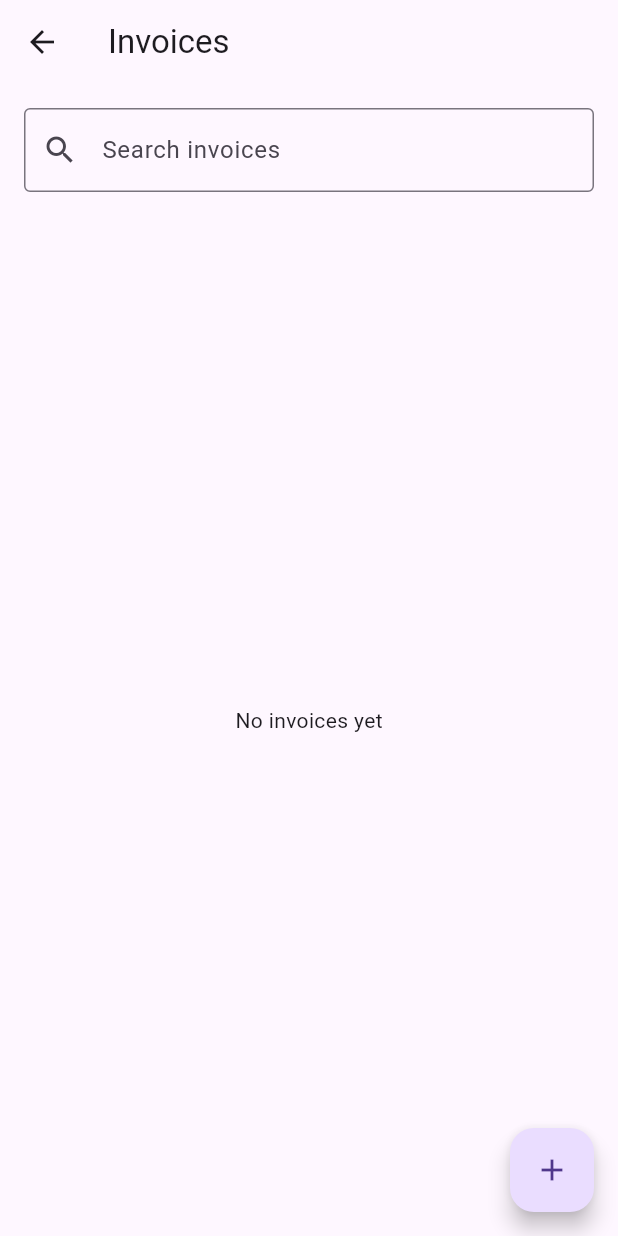
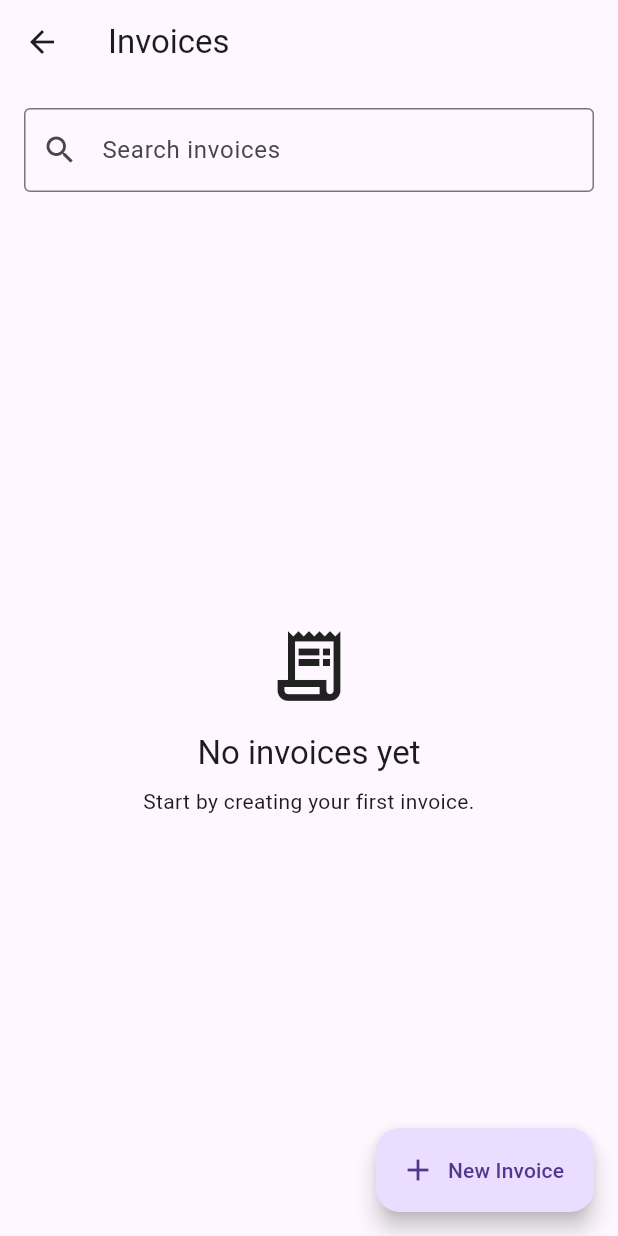
Before and after one commit to Mayyad78/invoiceflow, a Flutter app: the InvoicesScreen screen opened directly, on a phone screen of 412 x 824 dp. Run offline on Flutter 3.47's test engine with Material 3 defaults, Android fonts, the phone set to English and light mode, and no system bars; our stand-ins replace flutter_riverpod, hive, hive_flutter, pdf, printing, share_plus; accounts and stored records are empty.

Commit message:
Step 8 - polish lists and delete confirmations

```diff
--- a/lib/features/invoices/invoices_screen.dart
+++ b/lib/features/invoices/invoices_screen.dart
@@ -25,6 +25,30 @@ class _InvoicesScreenState extends ConsumerState<InvoicesScreen> {
   void dispose() {
     _searchController.dispose();
     super.dispose();
+  }
+
+  Future<bool?> _confirmDelete(
+    BuildContext context,
+    AppLocalizations t,
+    String message,
+  ) {
+    return showDialog<bool>(
+      context: context,
+      builder: (_) => AlertDialog(
+        title: Text(t.confirmDelete),
+        content: Text(message),
+        actions: [
+          TextButton(
+            onPressed: () => Navigator.of(context).pop(false),
+            child: Text(t.cancel),
+          ),
+          ElevatedButton(
+            onPressed: () => Navigator.of(context).pop(true),
+            child: Text(t.delete),
+          ),
+        ],
+      ),
+    );
   }
 
   @override
@@ -78,6 +102,7 @@ class _InvoicesScreenState extends ConsumerState<InvoicesScreen> {
                           setState(() {});
                         },
                         icon: const Icon(Icons.clear),
+                        tooltip: t.clearSearch,
                       ),
               ),
               onChanged: (_) => setState(() {}),
@@ -85,9 +110,17 @@ class _InvoicesScreenState extends ConsumerState<InvoicesScreen> {
           ),
           Expanded(
             child: invoices.isEmpty
-                ? Center(child: Text(t.noInvoicesYet))
+                ? _EmptyState(
+                    icon: Icons.receipt_long_outlined,
+                    title: t.noInvoicesYet,
+                    subtitle: t.startByCreatingInvoice,
+                  )
                 : filteredInvoices.isEmpty
-                    ? Center(child: Text(t.noResultsFound))
+                    ? _EmptyState(
+                        icon: Icons.search_off,
+                        title: t.noResultsFound,
+                        subtitle: t.searchInvoices,
+                      )
                     : ListView.separated(
                         padding: const EdgeInsets.all(16),
                         itemCount: filteredInvoices.length,
@@ -159,7 +192,8 @@ class _InvoicesScreenState extends ConsumerState<InvoicesScreen> {
                                               .updateStatus(invoice.id, value);
                                         },
                                       ),
-                                      Row(
+                                      Wrap(
+                                        spacing: 4,
                                         children: [
                                           TextButton.icon(
                                             onPressed: client == null
@@ -182,11 +216,20 @@ class _InvoicesScreenState extends ConsumerState<InvoicesScreen> {
                                           ),
                                           TextButton.icon(
                                             onPressed: () async {
-                                              await ref
-                                                  .read(
-                                                    invoicesProvider.notifier,
-                                                  )
-                                                  .deleteInvoice(invoice.id);
+                                              final confirmed =
+                                                  await _confirmDelete(
+                                                context,
+                                                t,
+                                                t.deleteInvoiceMessage,
+                                              );
+
+                                              if (confirmed == true) {
+                                                await ref
+                                                    .read(
+                                                      invoicesProvider.notifier,
+                                                    )
+                                                    .deleteInvoice(invoice.id);
+                                              }
                                             },
                                             icon: const Icon(
                                               Icons.delete_outline,
@@ -206,7 +249,7 @@ class _InvoicesScreenState extends ConsumerState<InvoicesScreen> {
           ),
         ],
       ),
-      floatingActionButton: FloatingActionButton(
+      floatingActionButton: FloatingActionButton.extended(
         onPressed: () {
           Navigator.of(context).push(
             MaterialPageRoute(
@@ -214,7 +257,10 @@ class _InvoicesScreenState extends ConsumerState<InvoicesScreen> {
             ),
           );
         },
-        child: const Icon(Icons.add),
+        icon: const Icon(Icons.add),
+        label: Text(
+          widget.type == 'quote' ? t.newQuote : t.newInvoice,
+        ),
       ),
     );
   }
@@ -241,3 +287,41 @@ class _InvoicesScreenState extends ConsumerState<InvoicesScreen> {
     }
   }
 }
+
+class _EmptyState extends StatelessWidget {
+  const _EmptyState({
+    required this.icon,
+    required this.title,
+    required this.subtitle,
+  });
+
+  final IconData icon;
+  final String title;
+  final String subtitle;
+
+  @override
+  Widget build(BuildContext context) {
+    return Center(
+      child: Padding(
+        padding: const EdgeInsets.all(24),
+        child: Column(
+          mainAxisSize: MainAxisSize.min,
+          children: [
+            Icon(icon, size: 56),
+            const SizedBox(height: 16),
+            Text(
+              title,
+              style: Theme.of(context).textTheme.titleLarge,
+              textAlign: TextAlign.center,
+            ),
+            const SizedBox(height: 8),
+            Text(
+              subtitle,
+              textAlign: TextAlign.center,
+            ),
+          ],
+        ),
+      ),
+    );
+  }
+}
--- a/lib/l10n/app_en.arb
+++ b/lib/l10n/app_en.arb
@@ -76,5 +76,12 @@
   "unpaidInvoices": "Unpaid Invoices",
   "totalRevenue": "Total Revenue",
   "pendingAmount": "Pending Amount",
-  "quickActions": "Quick Actions"
+  "quickActions": "Quick Actions",
+  "confirmDelete": "Confirm Delete",
+  "deleteClientMessage": "Are you sure you want to delete this client?",
+  "deleteInvoiceMessage": "Are you sure you want to delete this invoice?",
+  "cancel": "Cancel",
+  "startByAddingClient": "Start by adding your first client.",
+  "startByCreatingInvoice": "Start by creating your first invoice.",
+  "clearSearch": "Clear Search"
 }
--- a/lib/l10n/app_localizations.dart
+++ b/lib/l10n/app_localizations.dart
@@ -561,6 +561,48 @@ abstract class AppLocalizations {
   /// In en, this message translates to:
   /// **'Quick Actions'**
   String get quickActions;
+
+  /// No description provided for @confirmDelete.
+  ///
+  /// In en, this message translates to:
+  /// **'Confirm Delete'**
+  String get confirmDelete;
+
+  /// No description provided for @deleteClientMessage.
+  ///
+  /// In en, this message translates to:
+  /// **'Are you sure you want to delete this client?'**
+  String get deleteClientMessage;
+
+  /// No description provided for @deleteInvoiceMessage.
+  ///
+  /// In en, this message translates to:
+  /// **'Are you sure you want to delete this invoice?'**
+  String get deleteInvoiceMessage;
+
+  /// No description provided for @cancel.
+  ///
+  /// In en, this message translates to:
+  /// **'Cancel'**
+  String get cancel;
+
+  /// No description provided for @startByAddingClient.
+  ///
+  /// In en, this message translates to:
+  /// **'Start by adding your first client.'**
+  String get startByAddingClient;
+
+  /// No description provided for @startByCreatingInvoice.
+  ///
+  /// In en, this message translates to:
+  /// **'Start by creating your first invoice.'**
+  String get startByCreatingInvoice;
+
+  /// No description provided for @clearSearch.
+  ///
+  /// In en, this message translates to:
+  /// **'Clear Search'**
+  String get clearSearch;
 }
 
 class _AppLocalizationsDelegate
```
Also changed, not shown: lib/features/clients/clients_screen.dart (+92 -9 lines), lib/l10n/app_ar.arb (+8 -1 lines), lib/l10n/app_fr.arb (+8 -1 lines), lib/l10n/app_localizations_ar.dart (+21 -0 lines), lib/l10n/app_localizations_en.dart (+23 -0 lines), lib/l10n/app_localizations_fr.dart (+25 -0 lines).
